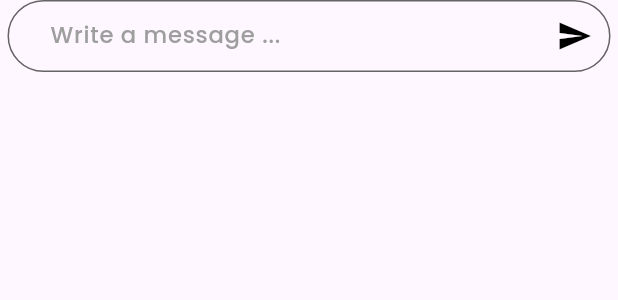
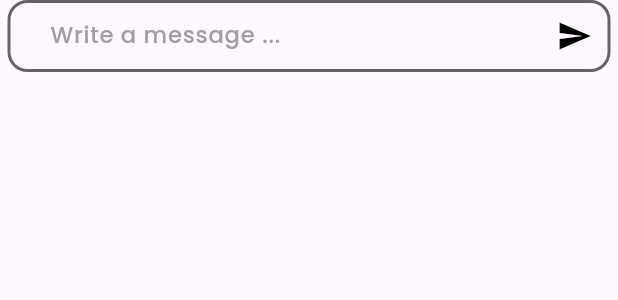
Before and after one commit to Abdullah537-studio/chat_app, a Flutter app: the CustomBoxSendMessage widget shown alone on an empty page, opened directly, on a phone screen of 412 x 824 dp. Shown: the top 300 px of the screen. Run offline on Flutter 3.47's test engine with Material 3 defaults, Android fonts, the phone set to English and light mode, and no system bars; our stand-ins replace bloc, dartz, dropdown_button2, equatable, flutter_bloc, flutter_screenutil and 5 more; accounts and stored records are empty; network calls fail; project files that could hold a hidden picture were left out.

Commit message:
refactory code

```diff
--- a/lib/core/strings/color_manager.dart
+++ b/lib/core/strings/color_manager.dart
@@ -7,6 +7,8 @@ class AppColor {
   static Color kPrimaryColor = Color(0xffFF6F00);
   static Color kPrimaryDarkColor = Color(0xff2B2D42);
   static Color kSecondaryDarkColor = Colors.blueGrey;
+  static Color kErroreBorderColor = Colors.red;
+  static Color kErroreFoucaseBorderColor = Color.fromARGB(255, 94, 17, 11);
 
   static Color kColorBlack = Colors.black;
   static Color kColorWhite = Colors.white;
--- a/lib/features/chat_partner/presentation/widgets/custom_box_send_message.dart
+++ b/lib/features/chat_partner/presentation/widgets/custom_box_send_message.dart
@@ -1,5 +1,6 @@
 import 'package:chat_2/core/strings/color_manager.dart';
 import 'package:chat_2/core/strings/key_translate_manger.dart';
+import 'package:chat_2/generate/theme/custom_outline_input_border_box_send_message.dart';
 import 'package:flutter/material.dart';
 import 'package:flutter_screenutil/flutter_screenutil.dart';
 
@@ -33,16 +34,8 @@ class CustomBoxSendMessage extends StatelessWidget {
               onPressed: onPressedIconSendMessage),
           contentPadding: EdgeInsets.only(left: 20.w),
           //? -------border
-          focusedBorder: OutlineInputBorder(
-            borderRadius: BorderRadius.circular(100.r),
-            borderSide:
-                BorderSide(width: 1.w, color: Theme.of(context).hintColor),
-          ),
-          enabledBorder: OutlineInputBorder(
-            borderRadius: BorderRadius.circular(100.r),
-            borderSide:
-                BorderSide(width: 1.w, color: Theme.of(context).hintColor),
-          ),
+          focusedBorder: outlineInputBorderBoxChat(Theme.of(context).hintColor),
+          enabledBorder: outlineInputBorderBoxChat(Theme.of(context).hintColor),
         ),
       ),
     );
--- a/lib/generate/theme/custom_outline_input_border.dart
+++ b/lib/generate/theme/custom_outline_input_border.dart
@@ -3,7 +3,7 @@ import 'package:flutter_screenutil/flutter_screenutil.dart';
 
 OutlineInputBorder outlineInputBorder(Color borderColor) {
   return OutlineInputBorder(
-    borderRadius: BorderRadius.all(Radius.circular(14.r)),
-    borderSide: BorderSide(color: borderColor, width: 2.w),
+    borderRadius: BorderRadius.circular(100.r),
+    borderSide: BorderSide(width: 1.w),
   );
 }
--- /dev/null
+++ b/lib/generate/theme/custom_outline_input_border_box_send_message.dart
@@ -0,0 +1,9 @@
+import 'package:flutter/material.dart';
+import 'package:flutter_screenutil/flutter_screenutil.dart';
+
+OutlineInputBorder outlineInputBorderBoxChat(Color borderColor) {
+  return OutlineInputBorder(
+    borderRadius: BorderRadius.all(Radius.circular(14.r)),
+    borderSide: BorderSide(color: borderColor, width: 2.w),
+  );
+}
```
Also changed, not shown: lib/generate/theme/input_decoration_theme.dart (+13 -9 lines).
